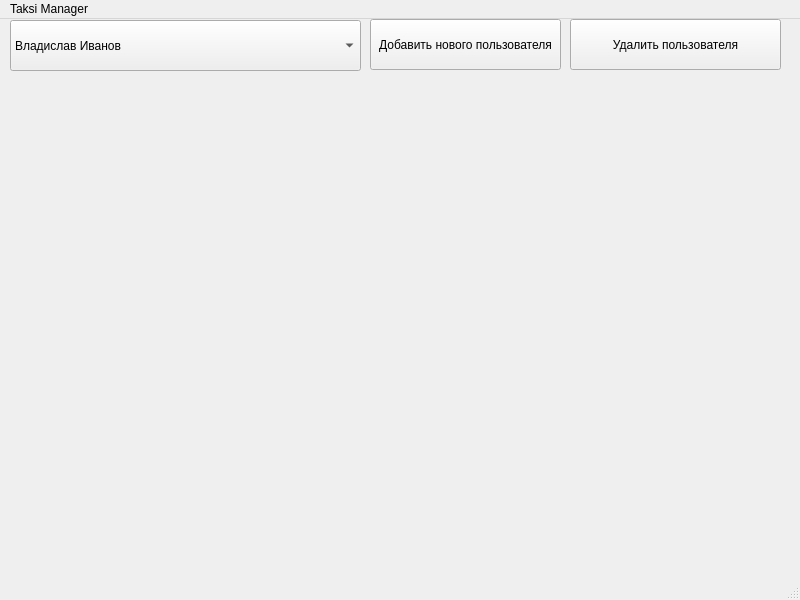
The window that Taksi Interface.ui (vladivanchik/taski-mgr) describes before a commit, drawn with Qt 5.
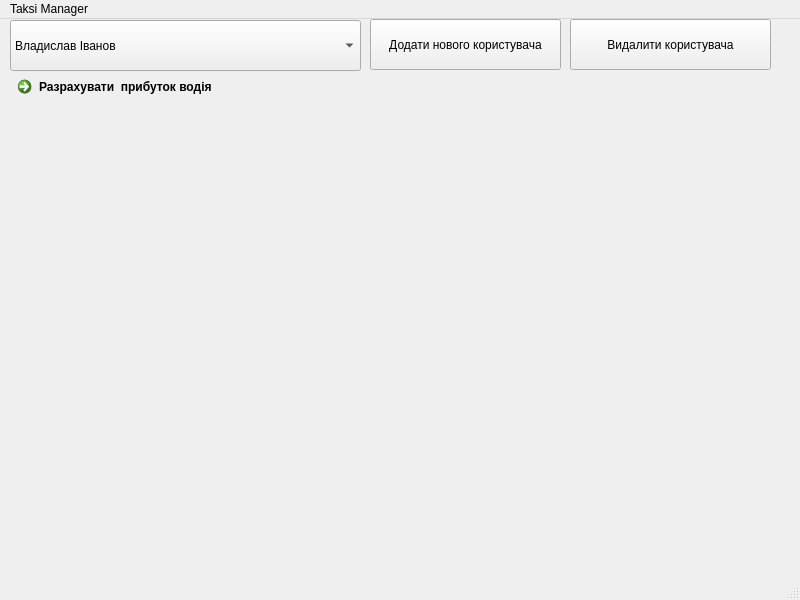
The same window after the commit.

```diff
--- a/Taksi Interface.ui
+++ b/Taksi Interface.ui
@@ -24,7 +24,7 @@
      </rect>
     </property>
     <property name="text">
-     <string>Добавить нового пользователя</string>
+     <string>Додати нового користувача</string>
     </property>
    </widget>
    <widget class="QComboBox" name="comboBox">
@@ -38,7 +38,7 @@
     </property>
     <item>
      <property name="text">
-      <string>Владислав Иванов</string>
+      <string>Владислав Іванов</string>
      </property>
     </item>
     <item>
@@ -57,12 +57,25 @@
      <rect>
       <x>570</x>
       <y>0</y>
-      <width>211</width>
+      <width>201</width>
       <height>51</height>
      </rect>
     </property>
     <property name="text">
-     <string>Удалить пользователя</string>
+     <string>Видалити користувача</string>
+    </property>
+   </widget>
+   <widget class="QCommandLinkButton" name="commandLinkButton">
+    <property name="geometry">
+     <rect>
+      <x>10</x>
+      <y>50</y>
+      <width>261</width>
+      <height>41</height>
+     </rect>
+    </property>
+    <property name="text">
+     <string>Разрахувати  прибуток водія</string>
     </property>
    </widget>
   </widget>
```
Left out of the diff: 2 changed lines with no effect on the pictures.
